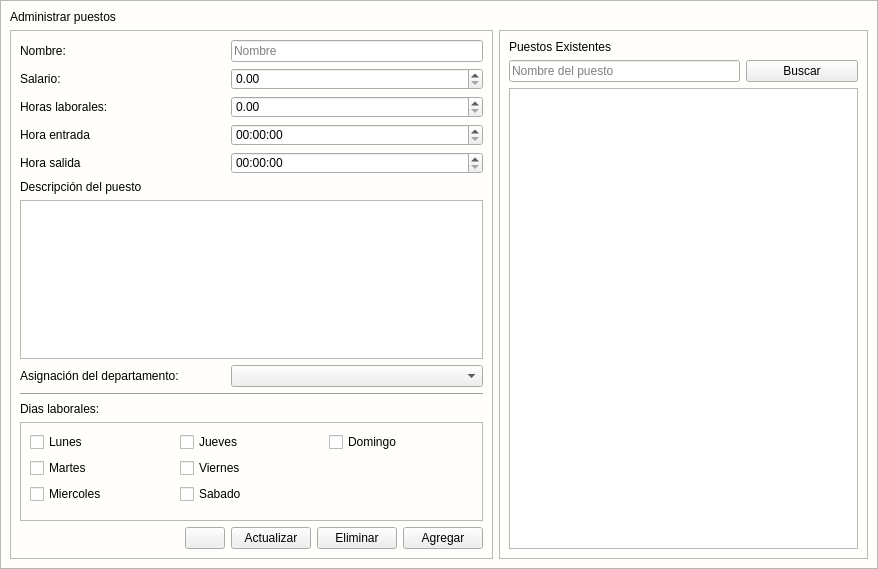
Qt form app/View/UserInterfaceUi/UI_ADMINISTRAR_PUESTOS.ui (LAngelVp/software-punto-de-venta) before a commit.
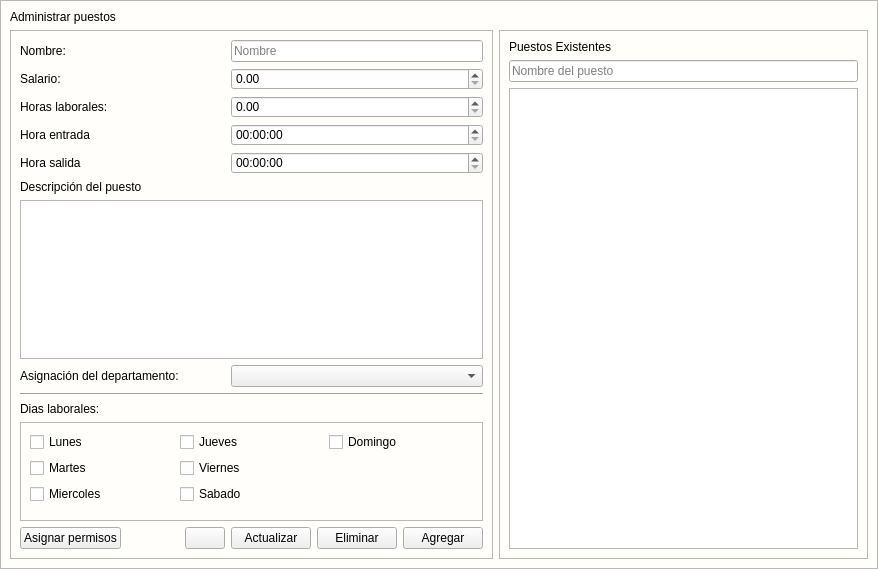
The same form after that commit. Icons and pictures are not drawn.

Patch:
```diff
--- a/app/View/UserInterfaceUi/UI_ADMINISTRAR_PUESTOS.ui
+++ b/app/View/UserInterfaceUi/UI_ADMINISTRAR_PUESTOS.ui
@@ -464,6 +464,13 @@
          <item row="7" column="2" colspan="3">
           <widget class="QComboBox" name="cajaopciones_departamentos"/>
          </item>
+         <item row="12" column="0" alignment="Qt::AlignLeft">
+          <widget class="QPushButton" name="btn_btn_permisos">
+           <property name="text">
+            <string>Asignar permisos</string>
+           </property>
+          </widget>
+         </item>
         </layout>
        </widget>
       </item>
@@ -479,23 +486,6 @@
          <item row="2" column="0" colspan="3">
           <widget class="QTableView" name="tabla_listapuestos"/>
          </item>
-         <item row="1" column="2">
-          <widget class="QPushButton" name="btn_btn_buscarpuesto">
-           <property name="cursor">
-            <cursorShape>PointingHandCursor</cursorShape>
-           </property>
-           <property name="text">
-            <string>Buscar</string>
-           </property>
-          </widget>
-         </item>
-         <item row="1" column="0" colspan="2">
-          <widget class="QLineEdit" name="txt_buscarpuesto">
-           <property name="placeholderText">
-            <string>Nombre del puesto</string>
-           </property>
-          </widget>
-         </item>
          <item row="0" column="0">
           <widget class="QLabel" name="etiqueta_puestosexistentes">
            <property name="text">
@@ -503,6 +493,13 @@
            </property>
           </widget>
          </item>
+         <item row="1" column="0" colspan="3">
+          <widget class="QLineEdit" name="txt_buscarpuesto">
+           <property name="placeholderText">
+            <string>Nombre del puesto</string>
+           </property>
+          </widget>
+         </item>
         </layout>
        </widget>
       </item>
```
